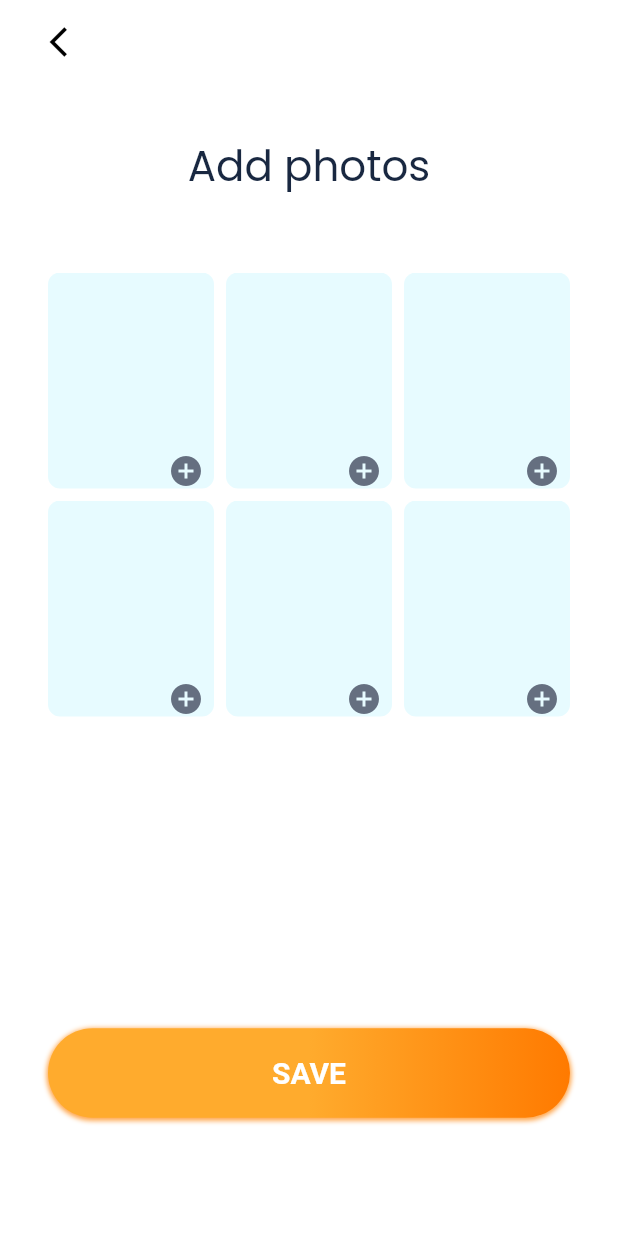
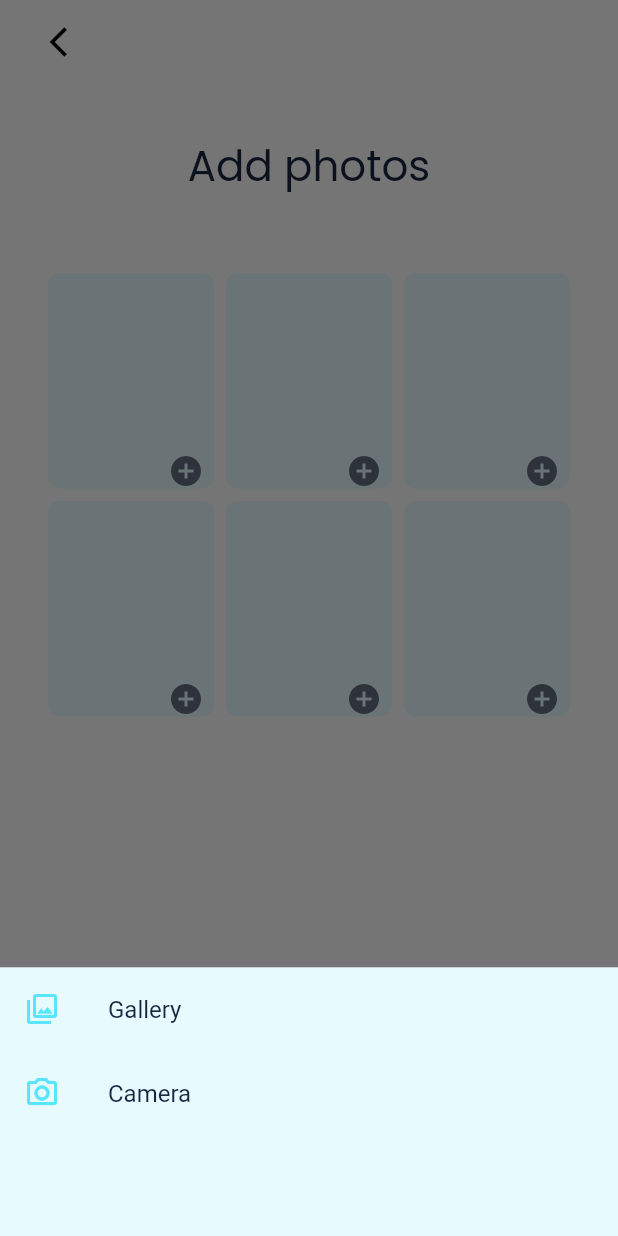
Before and after one commit to RitutoshAeologic/buddee_ui, a Flutter app: the AddPhoto screen opened directly, after a tap on the "add circle" icon, on a phone screen of 412 x 824 dp. Run offline on Flutter 3.47's test engine with Material 2 defaults, Android fonts, the phone set to English and light mode, and no system bars; our stand-ins replace camera, flutter_screenutil, flutter_svg, get, image_picker, toggle_switch; Roboto replaces fonts that are missing (PoppinsR); project files that could hold a hidden picture were left out.

Commit message:
buddee ui

```diff
--- a/lib/core/constants/font_constants.dart
+++ b/lib/core/constants/font_constants.dart
@@ -12,13 +12,14 @@ class AppStrings {
   static const String emailAddressText                 = 'Email address';
   static const String demoEmailText                    = 'profile@gmail.com';
   static const String passwordText                     = 'Password';
+  static const String newpasswordText                     = 'New Password';
   static const String confirmpasswordText              = 'Confirm Password';
   static const String enterPasswordText                = 'Enter Your Password';
   static const String forgetPasswordText               = 'Forget your password?';
   static const String orWithText                       = 'Or with';
   static const String googleSignInText                 = 'Sign in with Google';
   static const String facebookSignInText               = 'Sign in with Facebook';
-  static const String dontAccountText                  = 'Dont have account?Lets';
+  static const String dontAccountText                  = 'Don\'t have account? Let\'s';
   static const String signUpTitleText                  = 'Sign up';
   static const String tellUsText                       = 'Tell us a bit about you';
   static const String nameText                         = 'Name';
@@ -35,8 +36,16 @@ class AppStrings {
   static const String addnewhobbyText                  = '+ ADD NEW HOBBY';
   static const String nextstepText                     = 'NEXT STEP';
   static const String addphotosText                     = 'Add photos';
-  static const String addphotoText                     = 'Add photo';
-  static const String deleteText                     = 'Delete';
+  static const String addphotoText                      = 'Add photo';
+  static const String deleteText                        = 'Delete';
   static const String mainphotoText                     = 'Main photo';
-
+  static const String forgetpassText                    = 'Forgot \n password?';
+  static const String forgetpasssubtitleText            = 'Don’t worry! It happens. Please enter the address associated with your account.';
+  static const String submitText                        = 'SUBMIT';
+  static const String checkemailText                    = 'Check your \n Email';
+  static const String openemailText                     = 'OPEN EMAIL';
+  static const String checkemailsubtitleText            = 'We have send a password recover\n instructions to your Email.';
+  static const String skipconfirmText                   = 'SKIP, I\'LL CONFIRM LATER';
+  static const String resetpassText                     = 'Reset \n password';
+ // static const String mainphotoText                     = 'Main photo';
 }
--- a/lib/core/constants/font_style.dart
+++ b/lib/core/constants/font_style.dart
@@ -31,7 +31,7 @@ class AppTextStyle {
   static TextStyle helloAgaintext = const TextStyle(
   fontSize: 40,
   fontWeight: FontWeight.w500,
-      fontFamily: 'Poppins',
+      fontFamily: 'PoppinsR',
       color: AppColors.textblueColor,
   );
 
@@ -39,7 +39,8 @@ class AppTextStyle {
   fontWeight: FontWeight.w400,
   fontSize: 12,
   decoration: TextDecoration.underline,
-   color: AppColors.greyTextColor
+   color: AppColors.greyTextColor,
+   fontFamily: 'Poppins',
   );
 
   static TextStyle signInAccount = const TextStyle(
@@ -147,4 +148,11 @@ class AppTextStyle {
       fontFamily: 'PoppinsR',
       color: AppColors.signInColor
   );
+
+  static TextStyle text11 = const  TextStyle(
+      fontWeight: FontWeight.w400,
+      fontSize: 14,
+      color: AppColors.greyTextColor,
+    fontFamily: 'Poppins',
+  );
 }
--- a/lib/core/constants/icon_constants.dart
+++ b/lib/core/constants/icon_constants.dart
@@ -17,6 +17,9 @@ class AppIcons {
   static const String edit           = 'assets/images/svg/edit.svg';
   static const String mainphoto      = 'assets/images/svg/main_photo.svg';
   static const String calendar      = 'assets/images/svg/calendar.svg';
+  static const String forgotpass      = 'assets/images/svg/forgotpass.svg';
+  static const String checkemail      = 'assets/images/svg/checkemail.svg';
+  static const String resetpass      = 'assets/images/svg/resetpass.svg';
 
   ///JPG_IMAGES
   static const String onBoardbgjpg              = 'assets/images/jpg/Background.jpg';
--- a/lib/core/ui/add_photo.dart
+++ b/lib/core/ui/add_photo.dart
@@ -1,11 +1,15 @@
+import 'dart:io';
+
 import 'package:buddee_ui/core/ui/edit_add_photo.dart';
 import 'package:camera/camera.dart';
 import 'package:flutter/cupertino.dart';
 import 'package:flutter/material.dart';
+import 'package:flutter/services.dart';
 import 'package:flutter_screenutil/flutter_screenutil.dart';
 import 'package:flutter_svg/svg.dart';
 import 'package:get/get.dart';
 import 'package:get/get_core/src/get_main.dart';
+import 'package:image_picker/image_picker.dart';
 
 import '../constants/colors.dart';
 import '../constants/font_constants.dart';
@@ -25,6 +29,32 @@ class _AddPhotoState extends State<AddPhoto> {
   List<CameraDescription> cameras = [];
   final List<String> temp = [];
   bool isSelected = false;
+  File? selectedImage;
+  Future imgFromCamera() async{
+    final selectdImage = await ImagePicker().pickImage(
+        source: ImageSource.camera,imageQuality: 80 );
+    if(selectedImage == null) return;
+    final imageTemporary = File(selectdImage!.path);
+    setState(() {
+      this.selectedImage = imageTemporary;
+    });
+  }
+
+  Future imgFromGallery() async{
+    try{
+    final selectdImage = await ImagePicker().pickImage(
+        source: ImageSource.gallery);
+    if(selectedImage == null) return;
+    final imageTemporary = File(selectdImage!.path);
+
+    setState(() {
+      this.selectedImage = imageTemporary;
+    });} on PlatformException catch (e){
+      print('Failed to pick image: $e');
+    }
+  }
+
+
   @override
   Widget build(BuildContext context) {
     return
@@ -65,7 +95,38 @@ class _AddPhotoState extends State<AddPhoto> {
                   ),
                   itemBuilder: (context , index){
                     return
-                      Stack(
+                      InkWell(
+                        onTap: (){
+                          Get.bottomSheet(
+                              Container(
+                            height: ScreenUtil().setHeight(150),
+                            color: AppColors.photobgColor,
+                            child: Column(
+                             // mainAxisAlignment: MainAxisAlignment.center,
+                              children: [
+                                ListTile(
+                                  leading: Icon(Icons.photo_library_outlined,color: AppColors.genderbg2Color,),
+                                  title: Text('Gallery'),
+                                  textColor: AppColors.textblueColor,
+                                  onTap: () {
+                                    imgFromGallery();
+                                  },
+                                ),
+                                ListTile(
+                                  leading: Icon(Icons.photo_camera_outlined,color: AppColors.genderbg2Color,),
+                                  title: Text('Camera'),
+                                  textColor: AppColors.textblueColor,
+                                  onTap: (){
+                                    imgFromCamera();
+                                  },
+                                )
+                              ],
+                            ),
+                          ),
+                          isDismissible: true
+                          );
+                        },
+                        child: Stack(
                           children: [
                             Container(
 
@@ -91,6 +152,7 @@ class _AddPhotoState extends State<AddPhoto> {
                             )
                           ],
 
+                        ),
                       );
                   }
               ),
--- a/pubspec.yaml
+++ b/pubspec.yaml
@@ -43,6 +43,8 @@ dependencies:
   path_provider: ^2.0.11
   syncfusion_flutter_datepicker: ^20.2.39
   intl: ^0.17.0
+  image_picker: ^0.8.5+3
+  file_picker: ^4.6.1
 
 dev_dependencies:
   flutter_test:
```
Also changed, not shown: lib/core/ui/check_email.dart (added, +96 -0 lines), lib/core/ui/forgot_password.dart (added, +101 -0 lines), lib/core/ui/reset_password.dart (added, +98 -0 lines), lib/main.dart (+7 -1 lines), assets/images/svg/checkemail.svg (added), assets/images/svg/forgotpass.svg (added), assets/images/svg/resetpass.svg (added), pubspec.lock. Lines whose indentation alone changed are shown as unchanged.
